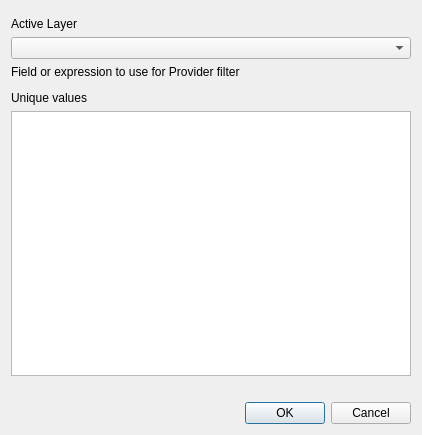
Old version of the form multiplicate_layer_by_attribute_dialog_base.ui in the repository psigcat/multiplicate_layer_by_attribute.
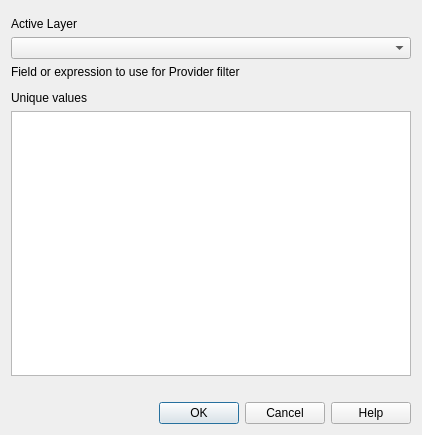
New version of the form. Custom widgets are drawn as their Qt base class.

Diff of the .ui file:
```diff
--- a/multiplicate_layer_by_attribute_dialog_base.ui
+++ b/multiplicate_layer_by_attribute_dialog_base.ui
@@ -77,7 +77,7 @@
       <enum>Qt::Horizontal</enum>
      </property>
      <property name="standardButtons">
-      <set>QDialogButtonBox::Cancel|QDialogButtonBox::Ok</set>
+      <set>QDialogButtonBox::Cancel|QDialogButtonBox::Help|QDialogButtonBox::Ok</set>
      </property>
     </widget>
    </item>
```
